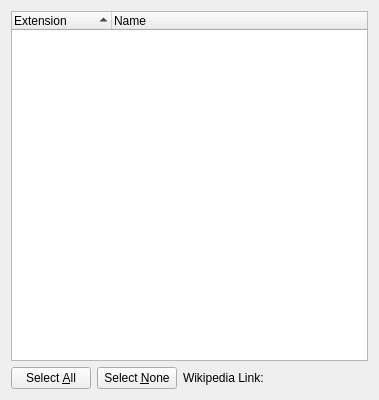
First picture: the form in quarkplayer/config/WinFileAssociationsConfigWidget.ui, repository tkrotoff/QuarkPlayer, before the edit.
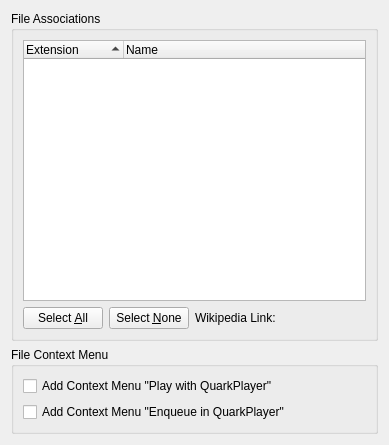
Second picture: the form after the edit.

Commit message: Add support for file association under Windows (i.e a mp3 file gets opened with QuarkPlayer) Fix some bugs inside the playlist and add to it a small command line parser

What changed in the file:
```diff
--- a/quarkplayer/config/WinFileAssociationsConfigWidget.ui
+++ b/quarkplayer/config/WinFileAssociationsConfigWidget.ui
@@ -5,11 +5,17 @@
    <rect>
     <x>0</x>
     <y>0</y>
-    <width>379</width>
-    <height>400</height>
+    <width>389</width>
+    <height>445</height>
    </rect>
   </property>
-  <layout class="QGridLayout" name="gridLayout" >
+  <layout class="QGridLayout" name="gridLayout_3" >
+   <item row="0" column="0" >
+    <widget class="QGroupBox" name="groupBox_2" >
+     <property name="title" >
+      <string>File Associations</string>
+     </property>
+     <layout class="QGridLayout" name="gridLayout_2" >
    <item row="0" column="0" >
     <widget class="QTreeWidget" name="treeWidget" >
      <property name="sortingEnabled" >
@@ -78,6 +84,32 @@
       </spacer>
      </item>
     </layout>
+      </item>
+     </layout>
+    </widget>
+   </item>
+   <item row="1" column="0" >
+    <widget class="QGroupBox" name="groupBox" >
+     <property name="title" >
+      <string>File Context Menu</string>
+     </property>
+     <layout class="QGridLayout" name="gridLayout" >
+      <item row="0" column="0" >
+       <widget class="QCheckBox" name="checkBoxPlayWith" >
+        <property name="text" >
+         <string>Add Context Menu "Play with QuarkPlayer"</string>
+        </property>
+       </widget>
+      </item>
+      <item row="1" column="0" >
+       <widget class="QCheckBox" name="checkBoxEnqueue" >
+        <property name="text" >
+         <string>Add Context Menu "Enqueue in QuarkPlayer"</string>
+        </property>
+       </widget>
+      </item>
+     </layout>
+    </widget>
    </item>
   </layout>
  </widget>
```
Lines whose indentation alone changed are shown as unchanged. The commit also changes 18 other files.
